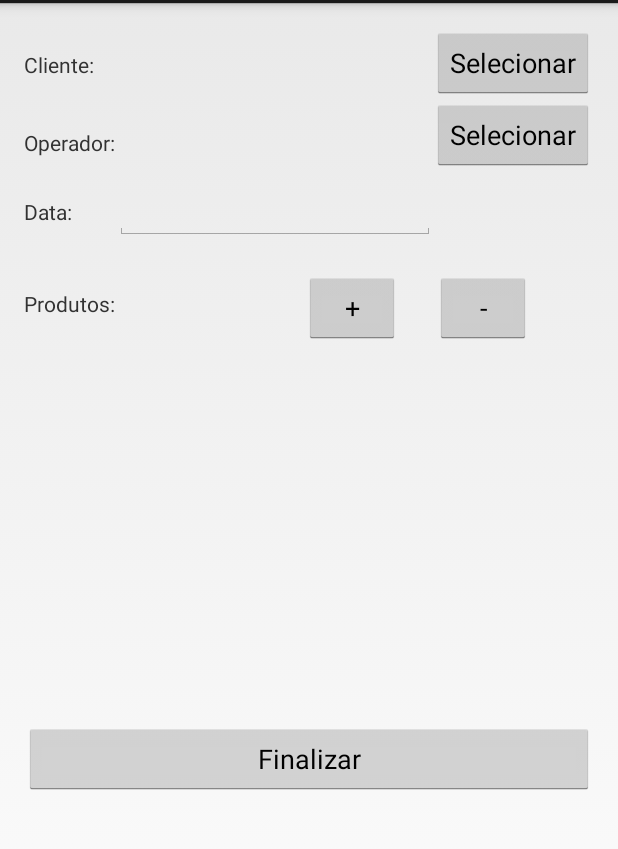
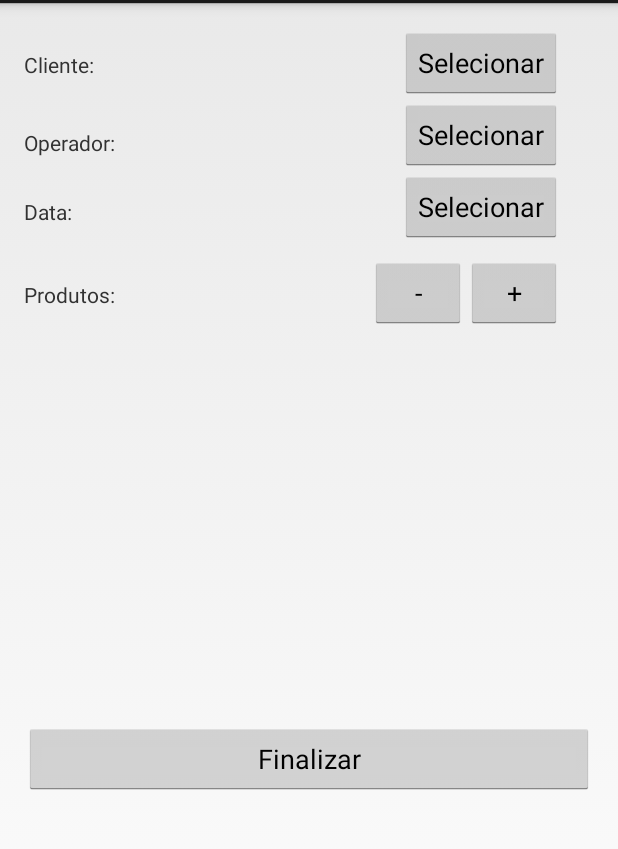
Before and after one commit to apwinterjr/AlugueService_Android, an Android app: the CriarActivity screen opened directly, with no data from a screen before it, on a phone screen of 412 x 824 dp, the part 69-918 px from its top. Run offline under Robolectric (Android 15) with nearby library versions, the phone set to English and light mode, and no system bars.

Commit message:
Criado botao para o display do datapicker, bem como o textView para demonstrar a data selecionada.

```diff
--- a/AS_Android/app/src/main/java/com/example/nicha/as_android/pre_aluguel/CriarActivity.java
+++ b/AS_Android/app/src/main/java/com/example/nicha/as_android/pre_aluguel/CriarActivity.java
@@ -1,15 +1,49 @@
 package com.example.nicha.as_android.pre_aluguel;
 
 import android.app.Activity;
+import android.app.DatePickerDialog;
+
 import android.os.Bundle;
+import android.view.View;
+import android.widget.Button;
+import android.widget.DatePicker;
+import android.widget.TextView;
 
 import com.example.nicha.as_android.R;
 
+import java.util.Calendar;
+
 public class CriarActivity extends Activity {
+
+    Calendar calendar = Calendar.getInstance();
 
     @Override
     protected void onCreate(Bundle savedInstanceState) {
         super.onCreate(savedInstanceState);
         setContentView(R.layout.activity_pre_aluguel_criar);
+
+
+        dialogData();
     }
+
+    public void dialogData()
+    {
+        Button btn = (Button) findViewById(R.id.btnSelecionarData);
+        btn.setOnClickListener( new View.OnClickListener(){
+            @Override
+            public void onClick(View v) {
+                new DatePickerDialog(CriarActivity.this,listner,calendar.get(Calendar.YEAR),calendar.get(Calendar.MONTH),calendar.get(Calendar.DAY_OF_MONTH)).show();
+            }
+        });
+    }
+
+    DatePickerDialog.OnDateSetListener listner = new DatePickerDialog.OnDateSetListener() {
+        @Override
+        public void onDateSet(DatePicker view, int year, int month, int dayOfMonth) {
+            TextView txtDataSelecionada = (TextView) findViewById(R.id.txtDataSelecionadaPreVenda);
+            txtDataSelecionada.setText(dayOfMonth + "/" + month + "/" + year);
+        }
+    };
+
+
 }
--- a/AS_Android/app/src/main/res/layout/activity_pre_aluguel_criar.xml
+++ b/AS_Android/app/src/main/res/layout/activity_pre_aluguel_criar.xml
@@ -13,7 +13,8 @@
    <ScrollView
        android:layout_width="match_parent"
        android:layout_height="match_parent"
-       android:layout_alignParentBottom="true">
+       android:layout_alignParentTop="true"
+       android:layout_alignParentStart="true">
        <RelativeLayout
            android:layout_width="match_parent"
            android:layout_height="match_parent">
@@ -34,13 +35,21 @@
                android:layout_alignParentTop="true"
                android:layout_toEndOf="@+id/textView7" />
 
+           <Space
+               android:layout_width="match_parent"
+               android:layout_height="wrap_content"
+               android:layout_alignParentStart="true"
+               android:layout_alignParentTop="true"
+               android:layout_marginTop="153dp"
+               android:id="@+id/space" />
+
            <Button
                android:id="@+id/btnSelecionarCliente"
                android:layout_width="wrap_content"
                android:layout_height="wrap_content"
-               android:layout_alignParentEnd="true"
+               android:text="Selecionar"
                android:layout_alignParentTop="true"
-               android:text="Selecionar" />
+               android:layout_alignEnd="@+id/btnAdicionarProdutoPreVenda" />
 
            <TextView
                android:id="@+id/textView11"
@@ -55,8 +64,17 @@
                android:id="@+id/btnSelecionarOperador"
                android:layout_width="wrap_content"
                android:layout_height="wrap_content"
-               android:layout_alignStart="@+id/btnSelecionarCliente"
+               android:text="Selecionar"
                android:layout_below="@+id/btnSelecionarCliente"
+               android:layout_alignStart="@+id/btnSelecionarCliente" />
+
+           <Button
+               android:id="@+id/btnSelecionarData"
+               android:layout_width="wrap_content"
+               android:layout_height="wrap_content"
+               android:layout_alignStart="@+id/btnSelecionarOperador"
+               android:layout_below="@+id/btnSelecionarOperador"
+               android:layout_weight="0.41"
                android:text="Selecionar" />
 
            <TextView
@@ -93,53 +111,51 @@
                </LinearLayout>
            </ScrollView>
 
-           <EditText
-               android:id="@+id/editText"
-               android:layout_width="wrap_content"
-               android:layout_height="wrap_content"
-               android:ems="10"
-               android:inputType="date"
-               android:layout_alignBaseline="@+id/textView14"
-               android:layout_alignBottom="@+id/textView14"
-               android:layout_toEndOf="@+id/textView11" />
-
            <Button
                android:id="@+id/btnAdicionarProdutoPreVenda"
                android:layout_width="wrap_content"
                android:layout_height="wrap_content"
-               android:layout_marginTop="21dp"
                android:text="+"
-               android:layout_below="@+id/editText"
-               android:layout_toStartOf="@+id/btnRemoverProdutoPreVenda"
-               android:layout_marginEnd="23dp" />
+               android:layout_marginEnd="21dp"
+               android:layout_alignTop="@+id/space"
+               android:layout_alignParentEnd="true" />
 
            <Button
                android:id="@+id/btnRemoverProdutoPreVenda"
                android:layout_width="wrap_content"
                android:layout_height="wrap_content"
                android:text="-"
-               android:layout_above="@+id/scrollViewProdutos"
-               android:layout_toEndOf="@+id/editText" />
+               android:layout_alignTop="@+id/space"
+               android:layout_toStartOf="@+id/btnAdicionarProdutoPreVenda" />
 
            <TextView
                android:id="@+id/textView10"
                android:layout_width="wrap_content"
                android:layout_height="wrap_content"
-               android:layout_alignTop="@+id/btnAdicionarProdutoPreVenda"
-               android:layout_marginTop="11dp"
-               android:layout_toStartOf="@+id/editText"
-               android:text="Produtos:" />
+               android:text="Produtos:"
+               android:layout_alignBaseline="@+id/btnRemoverProdutoPreVenda"
+               android:layout_alignBottom="@+id/btnRemoverProdutoPreVenda"
+               android:layout_alignEnd="@+id/textView11" />
+
+           <Button
+               android:id="@+id/btnFinalizarPreAluguel"
+               android:layout_width="match_parent"
+               android:layout_height="wrap_content"
+               android:layout_alignParentStart="true"
+               android:layout_alignParentTop="true"
+               android:layout_marginTop="464dp"
+               android:layout_weight="0.97"
+               android:text="Finalizar" />
        </RelativeLayout>
    </ScrollView>
 
-    <Button
-        android:id="@+id/btnFinalizarPreAluguel"
-        android:layout_width="match_parent"
+    <TextView
+        android:id="@+id/txtDataSelecionadaPreVenda"
+        android:layout_width="wrap_content"
         android:layout_height="wrap_content"
         android:layout_alignParentStart="true"
         android:layout_alignParentTop="true"
-        android:layout_marginTop="464dp"
-        android:layout_weight="0.97"
-        android:text="Finalizar" />
+        android:layout_marginStart="41dp"
+        android:layout_marginTop="113dp" />
 
 </RelativeLayout>
```
